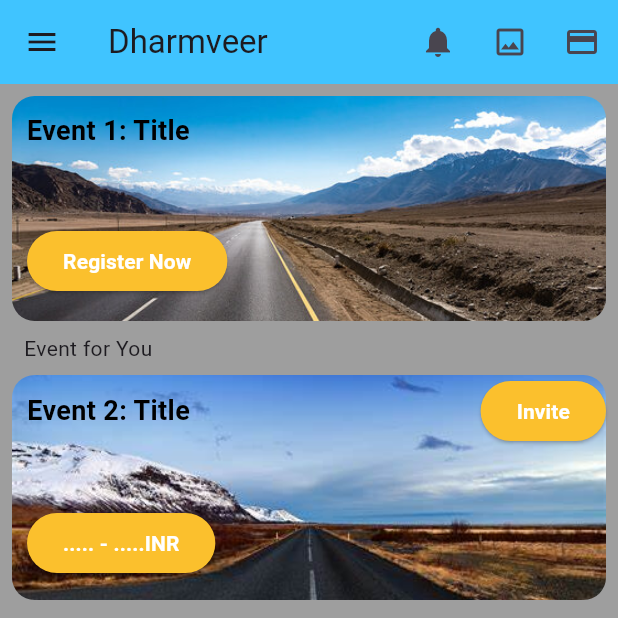
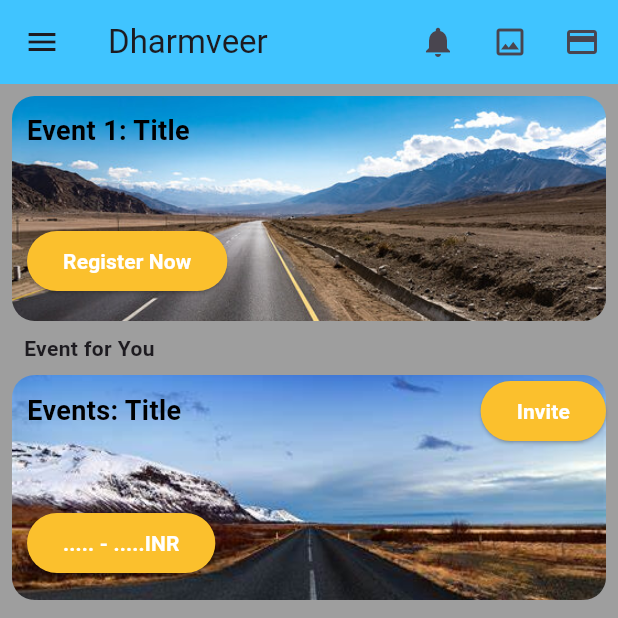
Before and after one commit to MrRaja1/Pj1_task, a Flutter app: the screen it shows after launch, on a phone screen of 412 x 824 dp, the top half of it. Run offline on Flutter 3.47's test engine with Material 3 defaults, Android fonts, the phone set to English and light mode, and no system bars.

```diff
--- a/lib/main.dart
+++ b/lib/main.dart
@@ -78,10 +78,11 @@ class _MyHomePageState extends State<HomePage>
               ),
               const Padding(
                 padding: EdgeInsets.all(8.0),
-                child: Text("Event for You"),
+                child: Text("Event for You",
+                  style: TextStyle(fontWeight: FontWeight.bold),),
               ),
               const EventCard2(
-                title: 'Event 2: Title',
+                title: 'Events: Title',
                 buttonText1: 'Invite',
                 priceText: '..... - .....INR',
                   backgroundImage: 'assets/image/OIP (1).jpg'
```
Also changed, not shown: 1 other file.
